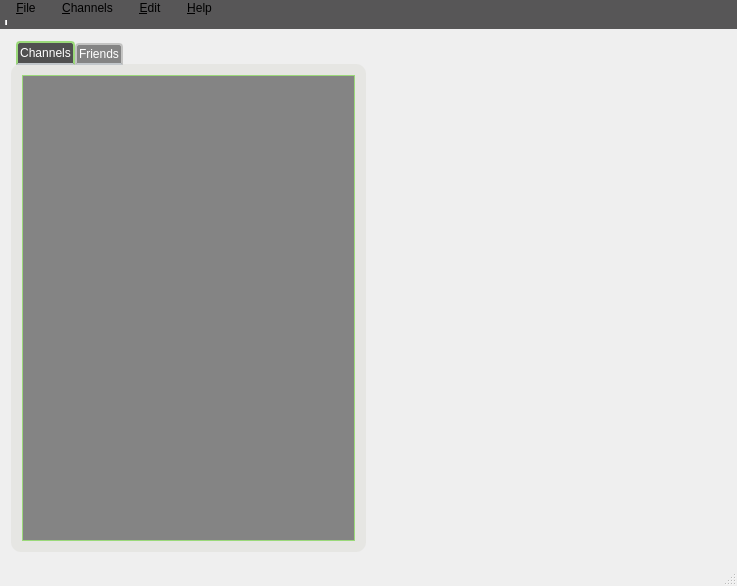
sush/Live-Jamming, file client/gui/livejamming/app/mainwindow.ui: the form before one commit.
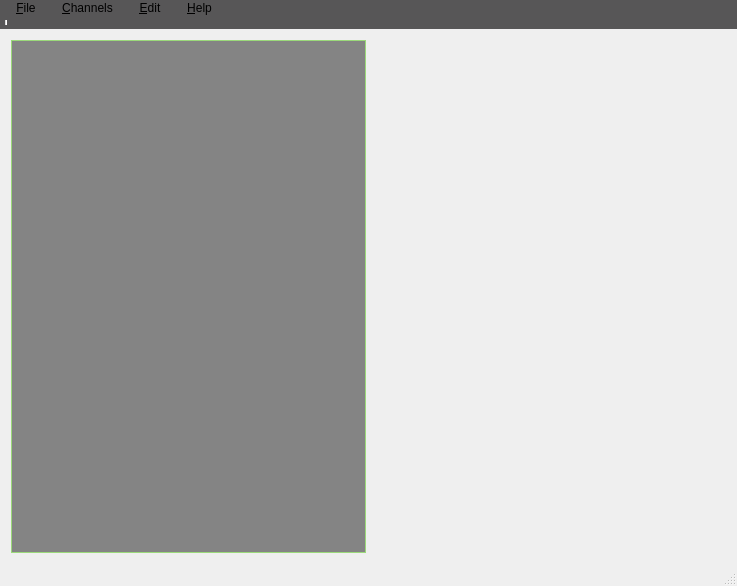
The form after the commit. The open tabs and pages were chosen to show the change. Icons and pictures are not drawn. Custom widgets are drawn as their Qt base class.

Commit message: retrait des tabs channels & friends

```diff
--- a/client/gui/livejamming/app/mainwindow.ui
+++ b/client/gui/livejamming/app/mainwindow.ui
@@ -71,134 +71,13 @@
       <property name="orientation">
        <enum>Qt::Horizontal</enum>
       </property>
-      <widget class="QTabWidget" name="tabWidget">
+      <widget class="QListWidget" name="friendsList">
        <property name="styleSheet">
-        <string notr="true">QTabWidget::pane {
-	color: rgb(246, 246, 244);
-	margin: 0px,1px,1px,1px;
-
-	border-radius: 10px;
-	background: #E6E6E3;
-      }
-
-  QTabWidget::tab-bar {          
-	left: 5px; /* move to the right by 5px */
-	bottom: -1px;      } 
-
-/* Style the tab using the tab sub-control. Note that          it reads QTabBar _not_ QTabWidget */
-QTabBar::tab { 
-	background: rgb(132,132,132);
-    border: 2px solid #C4C4C3; 
-	border-bottom-color: #C2C7CB; /* same as the pane color */          
-	border-top-left-radius: 4px;          
-	border-top-right-radius: 4px;     
-	min-width: 8ex;
-	padding: 2px;
-	color: #FFFFFF;   
-}
-       
-QTabBar::tab:selected, QTabBar::tab:hover {	
-
-}
-
-QTabBar::tab:selected {
-	background: rgb(80,80,80); 
-	border-color: #9BD97a;          
-	border-bottom-color: #C2C7CB; /* same as pane color */
-}
-
-QTabBar::tab:!selected {
-    margin-top: 2px; /* make non-selected tabs look smaller */
-}
-</string>
-       </property>
-       <property name="currentIndex">
-        <number>1</number>
-       </property>
-       <property name="tabsClosable">
-        <bool>false</bool>
-       </property>
-       <widget class="QWidget" name="channelsTab">
-        <property name="styleSheet">
-         <string notr="true">#tab {	
-	background: rgb(80, 80, 80);
-	border: 1px rgb(155, 217, 122);
-}</string>
-        </property>
-        <attribute name="title">
-         <string>Channels</string>
-        </attribute>
-        <layout class="QHBoxLayout" name="horizontalLayout_2">
-         <item>
-          <widget class="ChannelList" name="channelList">
-           <property name="contextMenuPolicy">
-            <enum>Qt::CustomContextMenu</enum>
-           </property>
-           <property name="styleSheet">
-            <string notr="true">#channelList {
+        <string notr="true">#friendsList {
 	background: rgb(132, 132, 132);
 	border: 1px solid #9BD97a;
-	color: #FFFFFF;
-}
-
-ChannelList::branch:has-children:!has-siblings:closed,
-ChannelList::branch:closed:has-children:has-siblings {
-         border-image: none;
-         image: url(:/images/branch-closed.png);
- }
-
-ChannelList::branch:open:has-children:!has-siblings,
-ChannelList::branch:open:has-children:has-siblings  {
-         border-image: none;
-         image: url(:/images/branch-open.png);
- }</string>
-           </property>
-           <property name="selectionMode">
-            <enum>QAbstractItemView::ContiguousSelection</enum>
-           </property>
-           <property name="headerHidden">
-            <bool>true</bool>
-           </property>
-           <attribute name="headerVisible">
-            <bool>false</bool>
-           </attribute>
-           <attribute name="headerVisible">
-            <bool>false</bool>
-           </attribute>
-           <column>
-            <property name="text">
-             <string notr="true">Channels</string>
-            </property>
-            <property name="textAlignment">
-             <set>AlignHCenter|AlignVCenter|AlignCenter</set>
-            </property>
-           </column>
-          </widget>
-         </item>
-        </layout>
-       </widget>
-       <widget class="QWidget" name="FriendsTab">
-        <property name="styleSheet">
-         <string notr="true">#tab_2 {
-	background: rgb(80, 80, 80)
 }</string>
-        </property>
-        <attribute name="title">
-         <string>Friends</string>
-        </attribute>
-        <layout class="QHBoxLayout" name="horizontalLayout_3">
-         <item>
-          <widget class="QListWidget" name="friendsList">
-           <property name="styleSheet">
-            <string notr="true">#friendsList {
-	background: rgb(132, 132, 132);
-	border: 1px solid #9BD97a;
-}</string>
-           </property>
-          </widget>
-         </item>
-        </layout>
-       </widget>
+       </property>
       </widget>
      </widget>
     </item>
@@ -436,13 +315,6 @@
   </action>
  </widget>
  <layoutdefault spacing="6" margin="11"/>
- <customwidgets>
-  <customwidget>
-   <class>ChannelList</class>
-   <extends>QTreeWidget</extends>
-   <header location="global">channellist.h</header>
-  </customwidget>
- </customwidgets>
  <resources>
   <include location="app.qrc"/>
  </resources>
```
Left out of the diff: 2 changed lines with no effect on the pictures.
